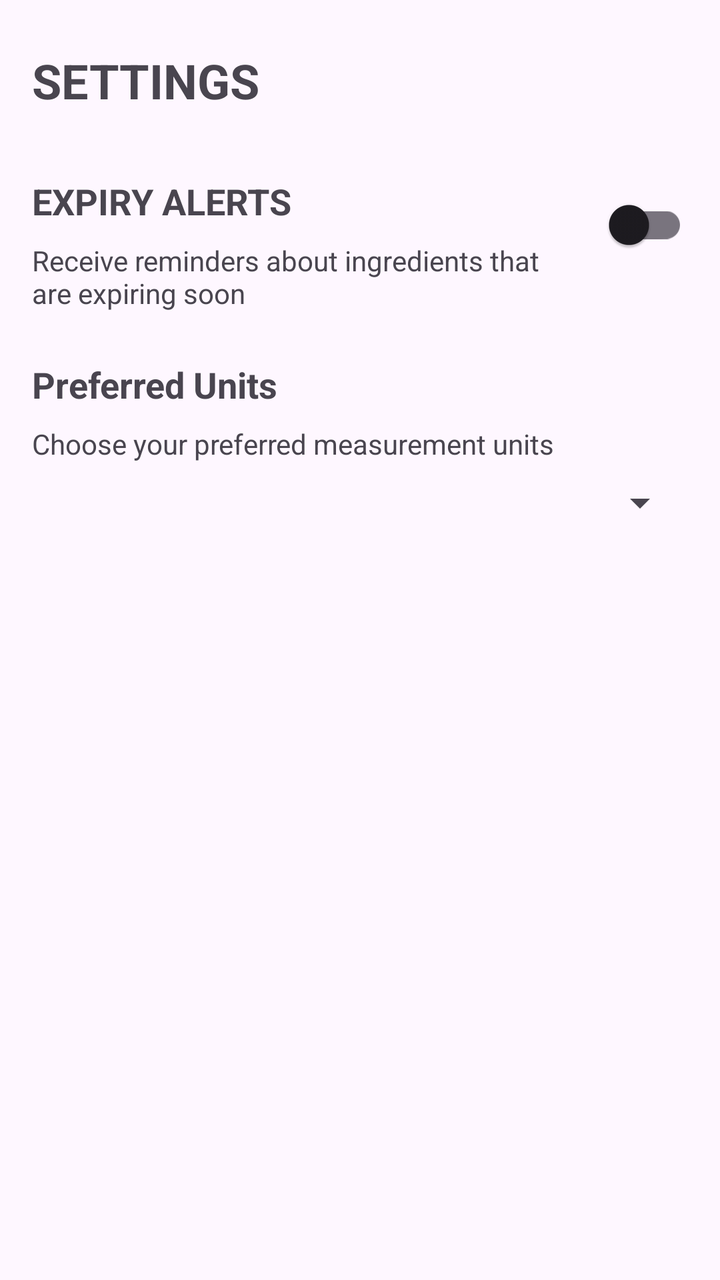
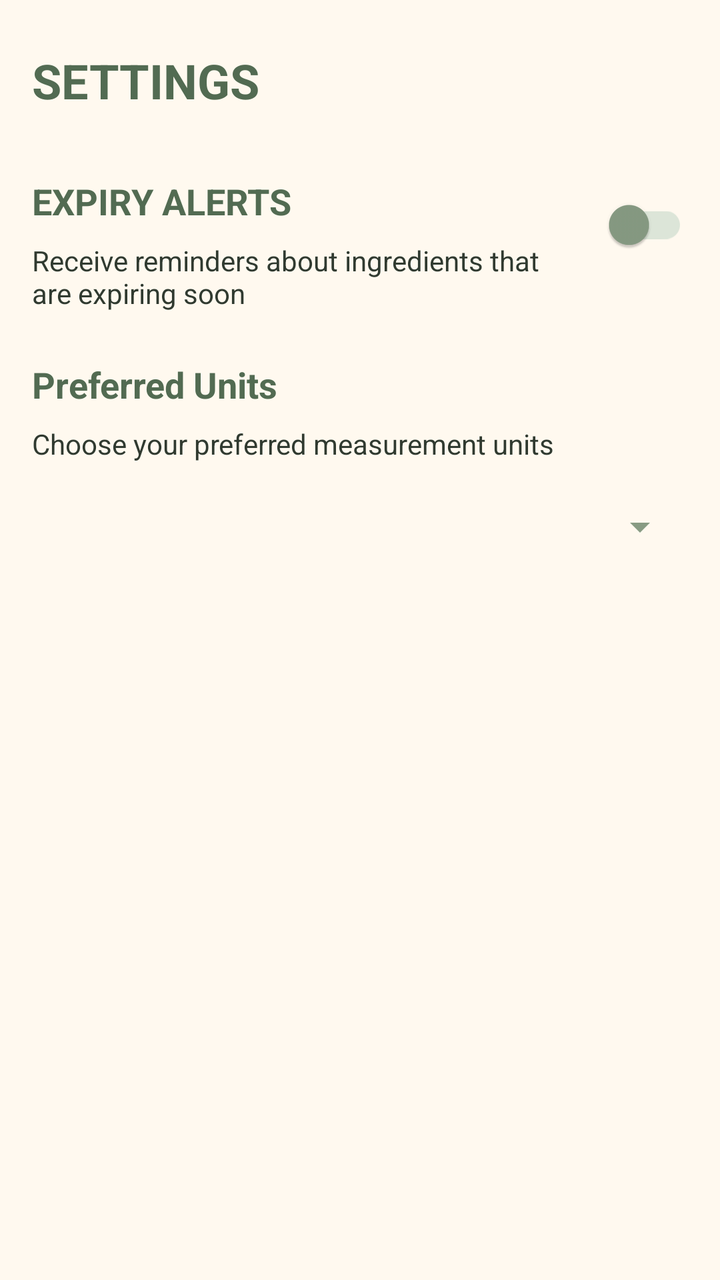

Screens rendered from an Android XML layout before and after an edit, with the pre-edit source and the edit as a unified diff.
<!-- AndroidManifest.xml: application theme Theme.SmartPantryManager -->
<!-- res/layout/activity_settings.xml -->
<?xml version="1.0" encoding="utf-8"?>
<androidx.constraintlayout.widget.ConstraintLayout xmlns:android="http://schemas.android.com/apk/res/android"
    xmlns:app="http://schemas.android.com/apk/res-auto"
    xmlns:tools="http://schemas.android.com/tools"
    android:id="@+id/main"
    android:layout_width="match_parent"
    android:layout_height="match_parent"
    tools:context=".SettingsActivity">

    
    <TextView
        android:id= "@+id/settingsTitle"
        android:layout_width="wrap_content"
        android:layout_height="wrap_content"
        android:text= "@string/settings_title"
        android:textSize="24sp"
        android:textStyle= "bold"
        app:layout_constraintTop_toTopOf="parent"
        app:layout_constraintStart_toStartOf="parent"
        android:layout_marginTop="24dp"
        android:layout_marginStart="16dp"
        />

    
    <TextView
        android:id= "@+id/expiryAlertsTitle"
        android:layout_width="wrap_content"
        android:layout_height="wrap_content"
        android:text = "@string/expiry_alerts"
        android:textSize="18sp"
        android:textStyle= "bold"
        app:layout_constraintTop_toBottomOf="@id/settingsTitle"
        app:layout_constraintStart_toStartOf="parent"
        android:layout_marginTop="32dp"
        android:layout_marginStart="16dp"
        />

    
    <TextView
        android:id= "@+id/expiryAlertsDescription"
        android:layout_width="0dp"
        android:layout_height="wrap_content"
        android:text="@string/expiry_alerts_description"
        android:textSize= "14sp"
        app:layout_constraintTop_toBottomOf="@id/expiryAlertsTitle"
        app:layout_constraintStart_toStartOf="parent"
        app:layout_constraintEnd_toStartOf="@id/expiryAlertsSwitch"
        android:layout_marginTop="8dp"
        android:layout_marginStart="16dp"
        android:layout_marginEnd="8dp"
        />

    
    <androidx.appcompat.widget.SwitchCompat
        android:id="@+id/expiryAlertsSwitch"
        android:layout_width="wrap_content"
        android:layout_height="wrap_content"
        app:layout_constraintTop_toTopOf="@id/expiryAlertsTitle"
        app:layout_constraintEnd_toEndOf="parent"
        android:layout_marginEnd="16dp" />

    
    <TextView
        android:id= "@+id/unitsTitle"
        android:layout_width="wrap_content"
        android:layout_height="wrap_content"
        android:text="@string/preferred_units"
        android:textSize="18sp"
        android:textStyle= "bold"
        app:layout_constraintTop_toBottomOf="@id/expiryAlertsDescription"
        app:layout_constraintStart_toStartOf="parent"
        android:layout_marginTop="24dp"
        android:layout_marginStart="16dp"
        />

    
    <TextView
        android:id= "@+id/unitsDescription"
        android:layout_width="wrap_content"
        android:layout_height="wrap_content"
        android:text="@string/preferred_units_description"
        android:textSize="14sp"
        app:layout_constraintTop_toBottomOf="@id/unitsTitle"
        app:layout_constraintStart_toStartOf="parent"
        android:layout_marginTop="8dp"
        android:layout_marginStart="16dp"
        />

    
    <Spinner
        android:id= "@+id/unitsSpinner"
        android:layout_width="0dp"
        android:layout_height="wrap_content"
        app:layout_constraintTop_toBottomOf="@id/unitsDescription"
        app:layout_constraintEnd_toEndOf="parent"
        app:layout_constraintStart_toStartOf="parent"
        android:layout_marginTop="8dp"
        android:layout_marginStart="16dp"
        android:layout_marginEnd="16dp"
        />


</androidx.constraintlayout.widget.ConstraintLayout>
<!-- resources referenced by this layout -->
<resources>
  <string name="expiry_alerts">EXPIRY ALERTS</string>
  <string name="expiry_alerts_description">Receive reminders about ingredients that are expiring soon</string>
  <string name="preferred_units">Preferred Units</string>
  <string name="preferred_units_description">Choose your preferred measurement units</string>
  <string name="settings_title">SETTINGS</string>
  <style name="Theme.SmartPantryManager" parent="Base.Theme.SmartPantryManager" />
  <style name="Base.Theme.SmartPantryManager" parent="Theme.Material3.DayNight.NoActionBar">
          
          
      </style>
</resources>

<!-- the commit's change to res/layout/activity_settings.xml (unified diff, before → after) -->
@@ -5,6 +5,7 @@
     android:id="@+id/main"
     android:layout_width="match_parent"
     android:layout_height="match_parent"
+    android:background="@color/cream"
     tools:context=".SettingsActivity">
 
     
@@ -15,6 +16,7 @@
         android:text= "@string/settings_title"
         android:textSize="24sp"
         android:textStyle= "bold"
+        android:textColor="@color/dark_sage"
         app:layout_constraintTop_toTopOf="parent"
         app:layout_constraintStart_toStartOf="parent"
         android:layout_marginTop="24dp"
@@ -29,6 +31,7 @@
         android:text = "@string/expiry_alerts"
         android:textSize="18sp"
         android:textStyle= "bold"
+        android:textColor="@color/dark_sage"
         app:layout_constraintTop_toBottomOf="@id/settingsTitle"
         app:layout_constraintStart_toStartOf="parent"
         android:layout_marginTop="32dp"
@@ -42,6 +45,7 @@
         android:layout_height="wrap_content"
         android:text="@string/expiry_alerts_description"
         android:textSize= "14sp"
+        android:textColor="@color/dark_text"
         app:layout_constraintTop_toBottomOf="@id/expiryAlertsTitle"
         app:layout_constraintStart_toStartOf="parent"
         app:layout_constraintEnd_toStartOf="@id/expiryAlertsSwitch"
@@ -55,8 +59,11 @@
         android:id="@+id/expiryAlertsSwitch"
         android:layout_width="wrap_content"
         android:layout_height="wrap_content"
+        android:contentDescription="@string/expiry_alerts"
         app:layout_constraintTop_toTopOf="@id/expiryAlertsTitle"
         app:layout_constraintEnd_toEndOf="parent"
+        app:thumbTint="@color/sage_green"
+        app:trackTint="@color/light_sage"
         android:layout_marginEnd="16dp" />
 
     
@@ -67,6 +74,7 @@
         android:text="@string/preferred_units"
         android:textSize="18sp"
         android:textStyle= "bold"
+        android:textColor="@color/dark_sage"
         app:layout_constraintTop_toBottomOf="@id/expiryAlertsDescription"
         app:layout_constraintStart_toStartOf="parent"
         android:layout_marginTop="24dp"
@@ -80,6 +88,7 @@
         android:layout_height="wrap_content"
         android:text="@string/preferred_units_description"
         android:textSize="14sp"
+        android:textColor="@color/dark_text"
         app:layout_constraintTop_toBottomOf="@id/unitsTitle"
         app:layout_constraintStart_toStartOf="parent"
         android:layout_marginTop="8dp"
@@ -94,6 +103,9 @@
         app:layout_constraintTop_toBottomOf="@id/unitsDescription"
         app:layout_constraintEnd_toEndOf="parent"
         app:layout_constraintStart_toStartOf="parent"
+        android:minHeight="48dp"
+        android:backgroundTint="@color/sage_green"
+        android:padding="8dp"
         android:layout_marginTop="8dp"
         android:layout_marginStart="16dp"
         android:layout_marginEnd="16dp"
<!-- resource entries referenced after the edit -->
@@ -1,5 +1,10 @@
 <!-- resources referenced by this layout -->
 <resources>
+  <color name="cream">#FFF9EF</color>
+  <color name="dark_sage">#526B52</color>
+  <color name="dark_text">#303A30</color>
+  <color name="light_sage">#DCE5D8</color>
+  <color name="sage_green">#879B83</color>
   <string name="expiry_alerts">EXPIRY ALERTS</string>
   <string name="expiry_alerts_description">Receive reminders about ingredients that are expiring soon</string>
   <string name="preferred_units">Preferred Units</string>
@@ -9,6 +14,18 @@
   <style name="Base.Theme.SmartPantryManager" parent="Theme.Material3.DayNight.NoActionBar">
           
           
+          <item name="colorPrimary">@color/sage_green</item>
+          <item name="colorOnPrimary">@color/white</item>
+          <item name="colorSecondary">@color/dark_sage</item>
+          <item name="colorOnSecondary">@color/white</item>
+          <item name="android:colorBackground">@color/cream</item>
+          <item name="colorSurface">@color/cream</item>
+          <item name="colorOnSurface">@color/dark_text</item>
+          <item name="android:statusBarColor">@color/cream</item>
+          <item name="android:navigationBarColor">@color/cream</item>
+          <item name="android:windowLightStatusBar">true</item>
+          <item name="android:windowLightNavigationBar">true</item>
       </style>
+  <color name="white">#FFFFFFFF</color>
 </resources>
 
